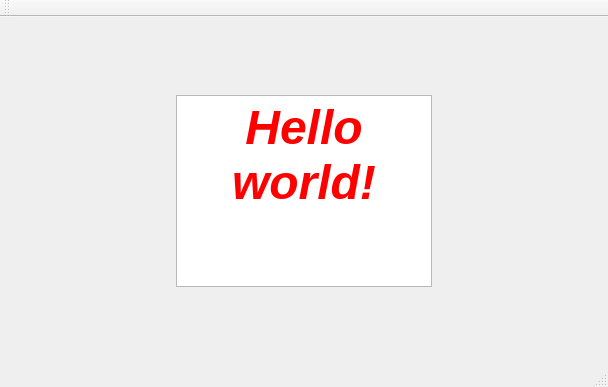
chaotu1991/Git_test, file Git_Test _prj/Git_Test_prj.ui: the form before one commit.
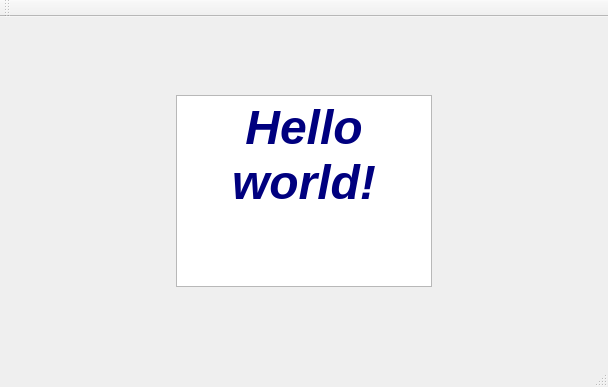
The form after the commit.

Commit message: 更改显示字体颜色为蓝色

Patch:
```diff
--- a/Git_Test _prj/Git_Test_prj.ui
+++ b/Git_Test _prj/Git_Test_prj.ui
@@ -55,7 +55,7 @@
 &lt;html&gt;&lt;head&gt;&lt;meta name=&quot;qrichtext&quot; content=&quot;1&quot; /&gt;&lt;style type=&quot;text/css&quot;&gt;
 p, li { white-space: pre-wrap; }
 &lt;/style&gt;&lt;/head&gt;&lt;body style=&quot; font-family:'SimSun'; font-size:9pt; font-weight:400; font-style:normal;&quot;&gt;
-&lt;p align=&quot;center&quot; style=&quot; margin-top:0px; margin-bottom:0px; margin-left:0px; margin-right:0px; -qt-block-indent:0; text-indent:0px;&quot;&gt;&lt;span style=&quot; font-size:36pt; font-weight:600; font-style:italic; color:#ff0000;&quot;&gt;Hello world!&lt;/span&gt;&lt;/p&gt;&lt;/body&gt;&lt;/html&gt;</string>
+&lt;p align=&quot;center&quot; style=&quot; margin-top:0px; margin-bottom:0px; margin-left:0px; margin-right:0px; -qt-block-indent:0; text-indent:0px;&quot;&gt;&lt;span style=&quot; font-size:36pt; font-weight:600; font-style:italic; color:#00007f;&quot;&gt;Hello world!&lt;/span&gt;&lt;/p&gt;&lt;/body&gt;&lt;/html&gt;</string>
           </property>
          </widget>
         </item>
```
